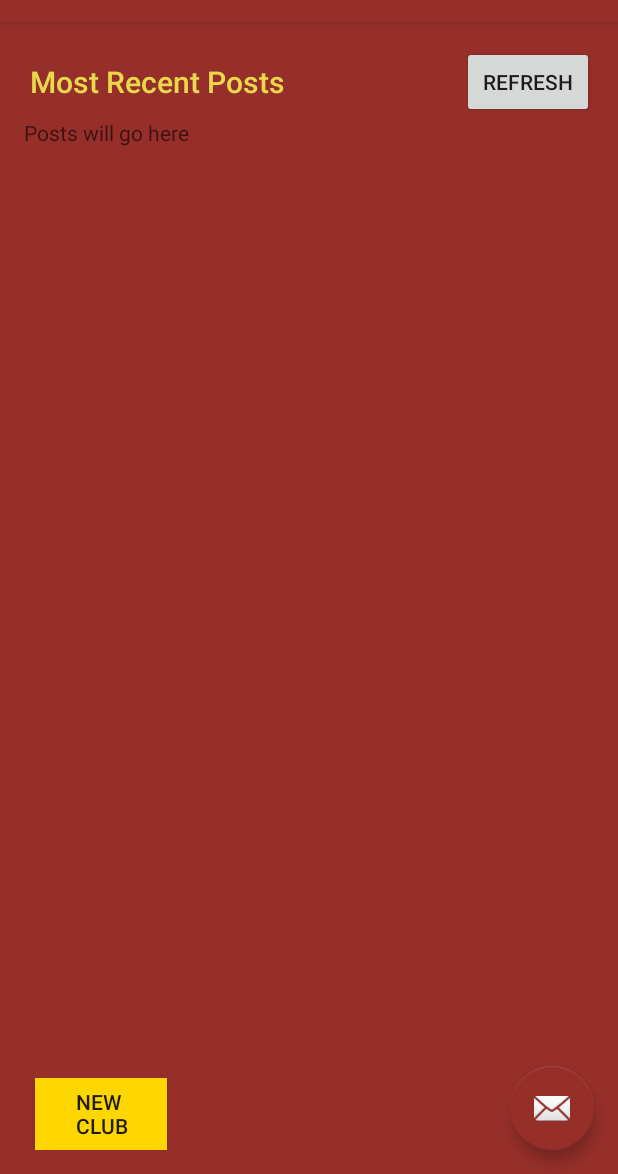
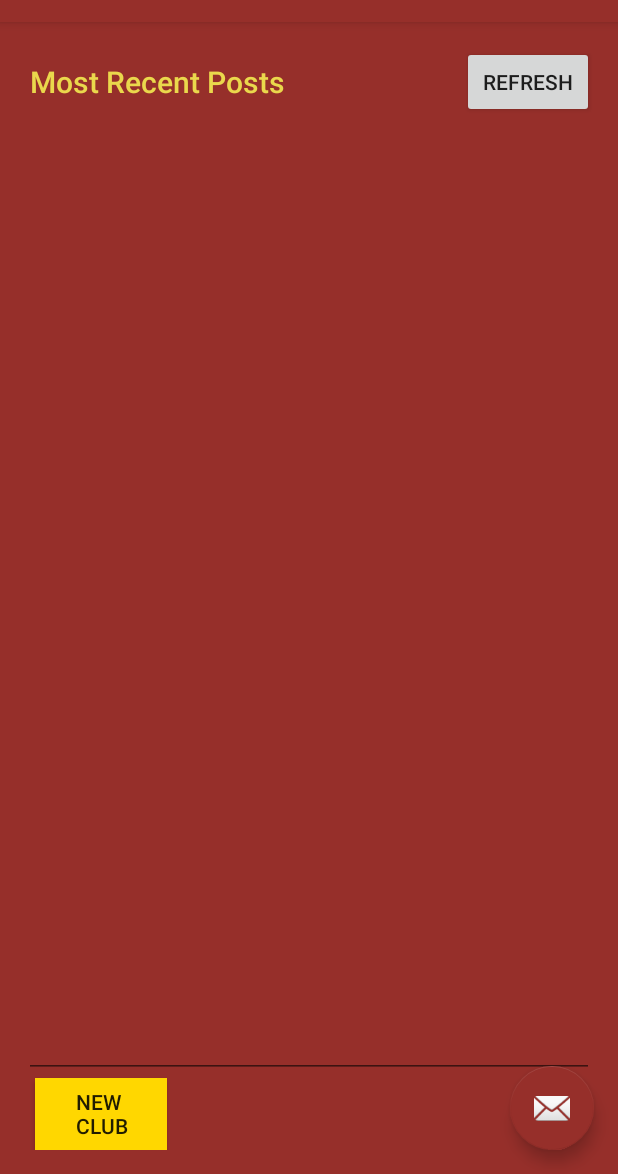
Before and after one commit to umdcs/umdalive, an Android app: the MainActivity screen opened directly, with no data from a screen before it, in the side drawer, after a tap on "Calendar", on a phone screen of 412 x 824 dp, the part 62-1236 px from its top. Run offline under Robolectric (Android 15) with nearby library versions, the phone set to English and light mode, and no system bars; 3 statements that could not run were skipped.

Commit message:
FIxed bug with opening a new blank activity after refresh button,  fixed text being placed in center rather than top and fixed text being editable, and fixed new line probelm in edittext

```diff
--- a/app/build.gradle
+++ b/app/build.gradle
@@ -27,4 +27,5 @@ dependencies {
     compile 'com.android.support:appcompat-v7:24.0.0'
     compile 'com.android.support:design:24.0.0'
     testCompile 'junit:junit:4.12'
+    compile 'com.google.android.gms:play-services-appindexing:8.4.0'
 }
--- a/app/src/main/java/com/example/kevin/umdalive/MainActivity.java
+++ b/app/src/main/java/com/example/kevin/umdalive/MainActivity.java
@@ -57,6 +57,7 @@ public class MainActivity extends AppCompatActivity
 
 
     UserInformation local_user_info;
+    EditText posts;
     /**
      * ATTENTION: This was auto-generated to implement the App Indexing API.
      * See https://g.co/AppIndexing/AndroidStudio for more information.
@@ -95,6 +96,9 @@ public class MainActivity extends AppCompatActivity
         // ATTENTION: This was auto-generated to implement the App Indexing API.
         // See https://g.co/AppIndexing/AndroidStudio for more information.
         client = new GoogleApiClient.Builder(this).addApi(AppIndex.API).build();
+
+        posts = (EditText)findViewById(R.id.mainPosts);
+        posts.setMaxLines(20);
     }
 
 
@@ -210,7 +214,7 @@ public class MainActivity extends AppCompatActivity
             if (result.substring(0, 8).equals("{\"name\":"))
                 updateUser(result);
             else
-                displayClubs(result);
+               // displayClubs(result);
             Log.i("result: ", result);
 
 
@@ -278,7 +282,7 @@ public class MainActivity extends AppCompatActivity
     /*
     onclick for refreshing most recent posts
      */
-    public void refreshPosts(View view) throws JSONException {
+    public void refreshPosts(View view){
         String mostRecentPosts = null;
         try {
             mostRecentPosts = new HTTPAsyncTask().execute("http://10.0.2.2:5000/mostRecentPosts", "GET").get();
@@ -289,7 +293,9 @@ public class MainActivity extends AppCompatActivity
         }
 
         ArrayList<String> list = new ArrayList<String>();
-        JSONObject object = new JSONObject(mostRecentPosts);
+        JSONObject object = null;
+        try {
+            object = new JSONObject(mostRecentPosts);
             JSONArray jsonArray = object.getJSONArray("items");
             if (jsonArray != null) {
                 int len = jsonArray.length();
@@ -301,11 +307,13 @@ public class MainActivity extends AppCompatActivity
                 this_user.setLocalPosts(list);
                 String displayPosts = "";
                 for (int i = 0; i < len; i++) {
-                displayPosts = displayPosts + " \n " + list.get(i);
+                    displayPosts += " \n" + list.get(i);
                 }
-            TextView displayPostsText = (TextView) findViewById(R.id.main_Posts);
-            displayPostsText.setText(displayPosts, TextView.BufferType.EDITABLE);
+                posts.setText(displayPosts);
 
+            }
+        } catch (JSONException e) {
+            e.printStackTrace();
         }
     }
 
--- a/app/src/main/java/com/example/kevin/umdalive/UserInformation.java
+++ b/app/src/main/java/com/example/kevin/umdalive/UserInformation.java
@@ -80,8 +80,8 @@ public class UserInformation {
          */
     public void setLocalPosts(ArrayList<String> temp_posts_subscribed)
     {
-        for(String x : local_posts_Subscibed){
-            local_posts_Subscibed.remove(x);
+        while(local_posts_Subscibed.size() !=0){
+            local_posts_Subscibed.remove(0);
         }
         for(String x : temp_posts_subscribed)
         {
--- a/app/src/main/res/layout/content_main.xml
+++ b/app/src/main/res/layout/content_main.xml
@@ -14,29 +14,13 @@
     tools:showIn="@layout/app_bar_main"
     android:background="@color/colorAccent">
 
-    <TextView
-
-        android:layout_width="wrap_content"
-        android:layout_height="wrap_content"
-        android:ems="10"
-        android:layout_below="@+id/main_Posts_Title"
-        android:layout_alignLeft="@+id/main_Posts_Title"
-        android:layout_alignStart="@+id/main_Posts_Title"
-        android:id="@+id/main_Posts"
-        android:inputType="text"
-        android:hint="Posts will go here"
-
-        android:gravity="top"
-        android:layout_alignParentRight="true"
-        android:layout_alignParentEnd="true"
-        android:singleLine="false"
-        android:layout_above="@+id/make_a_club" />
-
     <EditText
         android:layout_width="wrap_content"
         android:layout_height="wrap_content"
-        android:inputType="text"
         android:text="Most Recent Posts"
+        android:editable="false"
+        android:inputType="textMultiLine"
+        android:gravity="top"
         android:ems="10"
         android:id="@+id/main_Posts_Title"
         android:textAppearance="@style/TextAppearance.AppCompat.Widget.ActionBar.Title"
@@ -73,5 +57,20 @@
         android:layout_alignParentEnd="true"
         android:onClick="refreshPosts" />
 
+    <EditText
+        android:layout_width="wrap_content"
+        android:layout_height="wrap_content"
+        android:inputType="textMultiLine"
+        android:ems="10"
+        android:layout_below="@+id/refresh_button"
+        android:layout_alignParentLeft="true"
+        android:layout_alignParentStart="true"
+        android:id="@+id/mainPosts"
+        android:layout_alignParentRight="true"
+        android:layout_alignParentEnd="true"
+        android:layout_above="@+id/make_a_club"
+        android:minLines="25"
+        android:gravity="top|left" />
+
 
 </RelativeLayout>
```
Also changed, not shown: 1 other file. Lines whose indentation alone changed are shown as unchanged.
